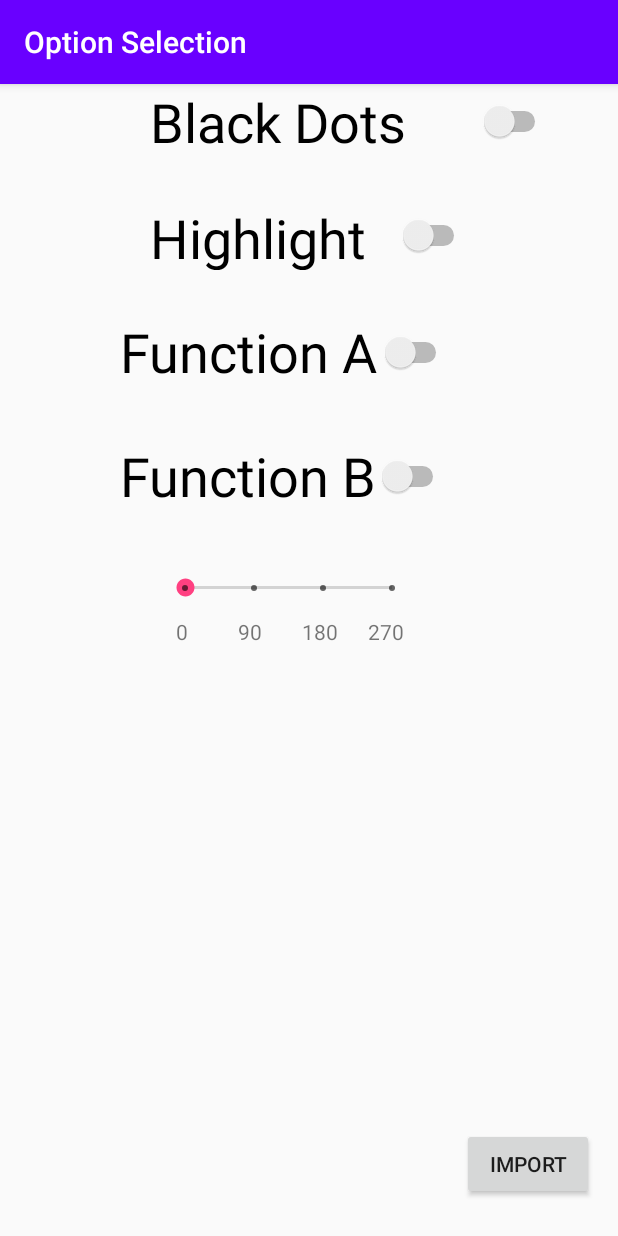
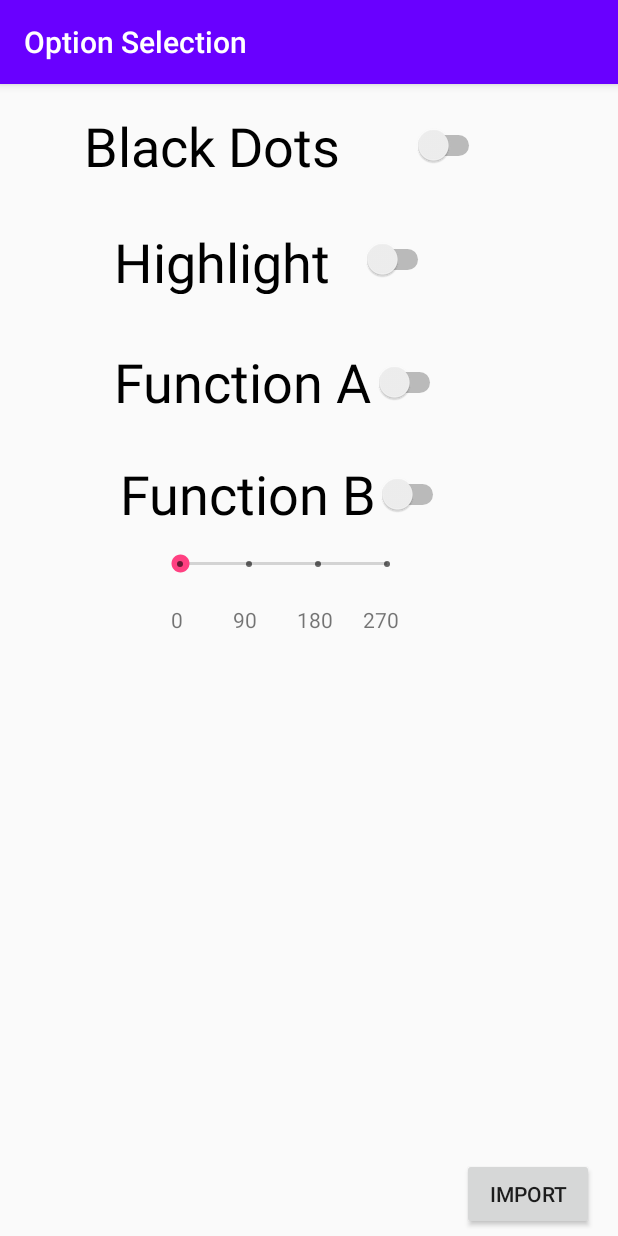
Before and after one commit to tonycailianda/Photo-App, an Android app: the screen it shows after launch (OptionSelectionActivity), after a tap on an icon or button, on a phone screen of 412 x 824 dp. Run offline under Robolectric (Android 15) with nearby library versions, the phone set to English and light mode, and no system bars.

```diff
--- a/app/src/main/AndroidManifest.xml
+++ b/app/src/main/AndroidManifest.xml
@@ -39,6 +39,12 @@
             android:theme="@style/AppTheme.NoActionBar">
         </activity>
 
+        <activity
+            android:name=".SymmetryAdjustmentActivity"
+            android:label="@string/activity_symmetry_adjustment"
+            android:theme="@style/AppTheme.NoActionBar">
+        </activity>
+
     </application>
 
 </manifest>
--- a/app/src/main/java/photo/tonycai/com/photoapp/LandingActivity.java
+++ b/app/src/main/java/photo/tonycai/com/photoapp/LandingActivity.java
@@ -13,6 +13,7 @@ import android.support.v7.widget.Toolbar;
 import android.view.View;
 import android.view.Menu;
 import android.view.MenuItem;
+import android.widget.Button;
 import android.widget.ImageView;
 
 public class LandingActivity extends AppCompatActivity {
@@ -40,8 +41,15 @@ public class LandingActivity extends AppCompatActivity {
 
             }
         });
+        Button button = (Button) findViewById(R.id.goto_button);
+        button.setOnClickListener(new View.OnClickListener() {
+            @Override
+            public void onClick(View v) {
+                Intent myIntent = new Intent(LandingActivity.this, SymmetryAdjustmentActivity.class);
+                startActivity(myIntent);
+            }
+        });
     }
-
     @Override
     public boolean onCreateOptionsMenu(Menu menu) {
         // Inflate the menu; this adds items to the action bar if it is present.
--- a/app/src/main/res/layout/activity_option_selection.xml
+++ b/app/src/main/res/layout/activity_option_selection.xml
@@ -25,7 +25,7 @@
         android:layout_height="56dp"
         android:layout_marginLeft="80dp"
         android:layout_marginStart="80dp"
-        android:layout_marginTop="28dp"
+        android:layout_marginTop="20dp"
         android:text="@string/function_b"
         android:textSize="36sp"
         app:layout_constraintStart_toStartOf="parent"
@@ -35,9 +35,9 @@
         android:id="@+id/switch_function_a"
         android:layout_width="221dp"
         android:layout_height="53dp"
-        android:layout_marginLeft="80dp"
-        android:layout_marginStart="80dp"
-        android:layout_marginTop="28dp"
+        android:layout_marginLeft="76dp"
+        android:layout_marginStart="76dp"
+        android:layout_marginTop="32dp"
         android:text="@string/function_a"
         android:textSize="36sp"
         app:layout_constraintStart_toStartOf="parent"
@@ -47,9 +47,9 @@
         android:id="@+id/switch_filter_a"
         android:layout_width="267dp"
         android:layout_height="50dp"
-        android:layout_marginLeft="100dp"
-        android:layout_marginStart="100dp"
-        android:layout_marginTop="56dp"
+        android:layout_marginLeft="56dp"
+        android:layout_marginStart="56dp"
+        android:layout_marginTop="72dp"
         android:text="@string/filter_a"
         android:textSize="36sp"
         app:layout_constraintStart_toStartOf="parent"
@@ -59,8 +59,8 @@
         android:id="@+id/switch_filter_b"
         android:layout_width="213dp"
         android:layout_height="46dp"
-        android:layout_marginLeft="100dp"
-        android:layout_marginStart="100dp"
+        android:layout_marginLeft="76dp"
+        android:layout_marginStart="76dp"
         android:layout_marginTop="28dp"
         android:text="@string/filter_b"
         android:textSize="36sp"
@@ -71,7 +71,7 @@
         android:id="@+id/import_button"
         android:layout_width="wrap_content"
         android:layout_height="wrap_content"
-        android:layout_marginBottom="24dp"
+        android:layout_marginBottom="4dp"
         android:layout_marginEnd="16dp"
         android:layout_marginRight="16dp"
         android:text="@string/import_text"
@@ -83,9 +83,8 @@
         style="@style/Widget.AppCompat.SeekBar.Discrete"
         android:layout_width="170dp"
         android:layout_height="38dp"
-        android:layout_marginLeft="107dp"
-        android:layout_marginStart="107dp"
-        android:layout_marginTop="28dp"
+        android:layout_marginLeft="104dp"
+        android:layout_marginStart="104dp"
         android:max="3"
         android:progress="0"
         app:layout_constraintStart_toStartOf="parent"
@@ -95,8 +94,9 @@
         android:id="@+id/textView"
         android:layout_width="218dp"
         android:layout_height="23dp"
-        android:layout_marginLeft="107dp"
-        android:layout_marginStart="107dp"
+        android:layout_marginLeft="104dp"
+        android:layout_marginStart="104dp"
+        android:layout_marginTop="8dp"
         android:text="   0          90        180      270"
         app:layout_constraintStart_toStartOf="parent"
         app:layout_constraintTop_toBottomOf="@+id/rotation_seekbar" />
--- a/app/src/main/res/values/strings.xml
+++ b/app/src/main/res/values/strings.xml
@@ -11,4 +11,5 @@
     <string name="show_result_activity">Satisfied?</string>
     <string name="rotation_seekbar">rotation_seekbar</string>
     <string name="save_successful">Save Successful!!</string>
+    <string name="activity_symmetry_adjustment">Choose Symmetry Axis</string>
 </resources>
```
Also changed, not shown: app/src/main/java/photo/tonycai/com/photoapp/SymmetryAdjustmentActivity.java (added, +15 -0 lines), app/src/main/res/layout/activity_landing.xml (+11 -0 lines), app/src/main/res/layout/activity_symmetry_adjustment.xml (added, +24 -0 lines).
